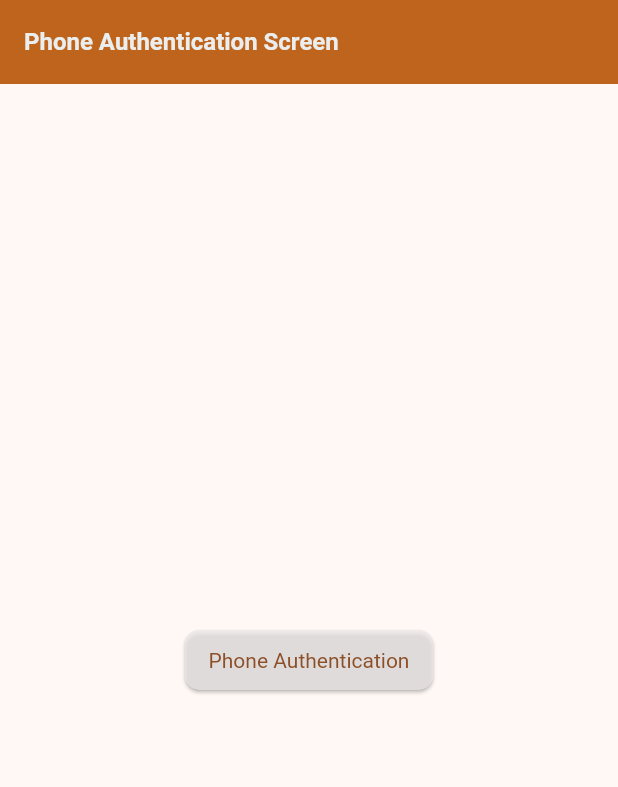
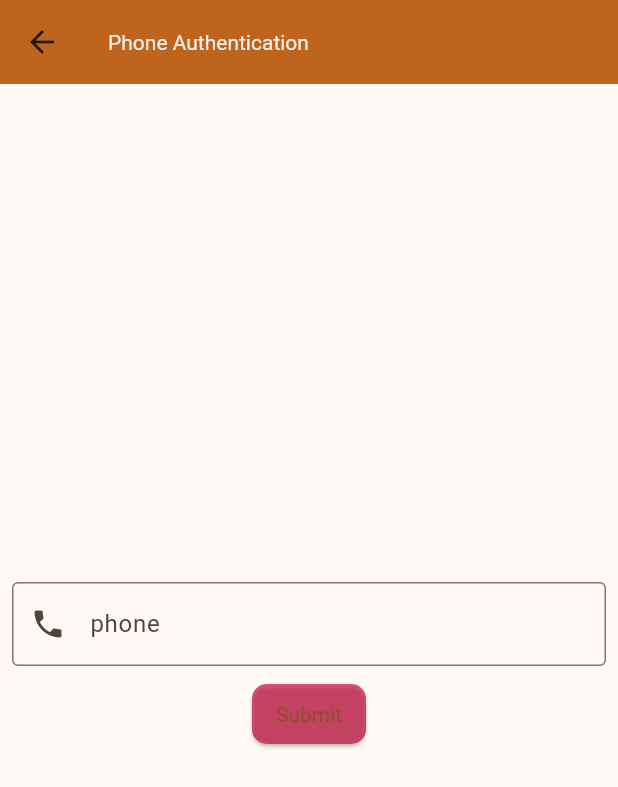
Before and after one commit to vishwanath-91/firebase_authentication, a Flutter app: the screen it shows after launch, after a tap on "Phone Authentication", on a phone screen of 412 x 824 dp. Shown: the top 787 px of the screen. Run offline on Flutter 3.47's test engine with Material 3 defaults, Android fonts, the phone set to English and light mode, and no system bars; our stand-ins replace cloud_firestore, firebase_auth, firebase_core; accounts and stored records are empty.

Commit message:
UI completed successfuly

```diff
--- /dev/null
+++ b/firebase_phone_authentication/lib/Screen/auth_screen.dart
@@ -0,0 +1,28 @@
+import 'package:firebase_phone_authentication/widgets/custom_elevated_button.dart';
+import 'package:flutter/material.dart';
+
+class AuthScreen extends StatefulWidget {
+  const AuthScreen({super.key});
+
+  @override
+  State<AuthScreen> createState() => _AuthScreenState();
+}
+
+class _AuthScreenState extends State<AuthScreen> {
+  @override
+  Widget build(BuildContext context) {
+    return Scaffold(
+      body: Center(
+        child: Column(
+          mainAxisAlignment: MainAxisAlignment.center,
+          children: [
+            CustomElevatedButton(
+              onPressed: () => Navigator.pushNamed(context, 'PhoneAuthScreen'),
+              child: const Text("Phone Authentication"),
+            ),
+          ],
+        ),
+      ),
+    );
+  }
+}
--- a/firebase_phone_authentication/lib/Screen/phone_auth_screen.dart
+++ b/firebase_phone_authentication/lib/Screen/phone_auth_screen.dart
@@ -1,5 +1,5 @@
-import 'package:firebase_phone_authentication/widgets/custom_elevated_button.dart';
-import 'package:firebase_phone_authentication/widgets/custom_text_widgets.dart';
+import 'package:firebase_phone_authentication/Widgets/custom_elevated_button.dart';
+import 'package:firebase_phone_authentication/Widgets/custom_text_form_field.dart';
 import 'package:flutter/material.dart';
 
 class PhoneAuthScreen extends StatefulWidget {
@@ -10,21 +10,27 @@ class PhoneAuthScreen extends StatefulWidget {
 }
 
 class _PhoneAuthScreenState extends State<PhoneAuthScreen> {
+  TextEditingController controller = TextEditingController();
   @override
   Widget build(BuildContext context) {
     return Scaffold(
-      appBar: AppBar(
-        title:
-            const CustomTextWidgets(labelText: "Phone Authentication Screen"),
-      ),
+      appBar: AppBar(title:const Text("Phone Authentication"),),
       body: Center(
         child: Column(
           mainAxisAlignment: MainAxisAlignment.center,
           children: [
-            CustomElevatedButton(
-              onPressed: () {},
-              child: const Text("Phone Authentication"),
+            Padding(
+              padding: const EdgeInsets.all(8.0),
+              child: CustomTextFormField(
+                controller: controller,
+                labelText: 'phone',
+                hintText: 'Phone Number',
+                prefixIcon: Icons.phone,
+              ),
             ),
+            CustomElevatedButton(onPressed: () {
+
+            }, child:const Text('Submit'),),
           ],
         ),
       ),
--- a/firebase_phone_authentication/lib/Utils/custom_colors.dart
+++ b/firebase_phone_authentication/lib/Utils/custom_colors.dart
@@ -2,7 +2,7 @@ import 'dart:ui';
 
 class CustomColors {
   static const primaryColor = Color.fromARGB(235, 184, 87, 9);
-  static const secondaryColor = Color.fromARGB(182, 238, 234, 235);
+  static const secondaryColor = Color.fromARGB(182, 200, 20, 65);
   static const buttonTextColor = Color.fromARGB(255, 236, 231, 236);
   static const appBarTextColor = Color.fromARGB(255, 235, 238, 238);
 }
--- a/firebase_phone_authentication/lib/Widgets/custom_elevated_button.dart
+++ b/firebase_phone_authentication/lib/Widgets/custom_elevated_button.dart
@@ -4,7 +4,7 @@ import 'package:flutter/material.dart';
 class CustomElevatedButton extends StatelessWidget {
   final VoidCallback onPressed;
   final Widget child;
-  final Color color;
+  final Color? color;
   final double borderRadius;
   final EdgeInsetsGeometry padding;
 
@@ -12,9 +12,9 @@ class CustomElevatedButton extends StatelessWidget {
     super.key,
     required this.onPressed,
     required this.child,
-    this.color = CustomColors.secondaryColor,
     this.borderRadius = 8.0,
     this.padding = const EdgeInsets.symmetric(horizontal: 16.0, vertical: 8.0),
+    this.color,
   });
 
   @override
@@ -22,7 +22,7 @@ class CustomElevatedButton extends StatelessWidget {
     return ElevatedButton(
       onPressed: onPressed,
       style: ElevatedButton.styleFrom(
-        backgroundColor: color,
+        backgroundColor: CustomColors.secondaryColor,
         shape: const RoundedRectangleBorder(
           borderRadius: BorderRadius.all(Radius.circular(10)),
         ),
--- a/firebase_phone_authentication/lib/main.dart
+++ b/firebase_phone_authentication/lib/main.dart
@@ -1,7 +1,10 @@
+import 'package:firebase_phone_authentication/Screen/auth_screen.dart';
 import 'package:firebase_phone_authentication/Screen/phone_auth_screen.dart';
 import 'package:firebase_phone_authentication/Utils/keys.dart';
+import 'package:firebase_phone_authentication/provider/phone_auth_provider.dart';
 import 'package:firebase_phone_authentication/utils/custom_colors.dart';
 import 'package:flutter/material.dart';
+import 'package:provider/provider.dart';
 
 void main() {
   runApp(const MyApp());
@@ -13,19 +16,40 @@ class MyApp extends StatelessWidget {
   // This widget is the root of your application.
   @override
   Widget build(BuildContext context) {
-    return MaterialApp(
+    return MultiProvider(
+      providers: [
+        ChangeNotifierProvider(
+          create: (context) => PhoneAuthProvider(),
+        ),
+      ],
+      builder: (context, child) => MaterialApp(
         title: 'Flutter Demo',
         debugShowCheckedModeBanner: false,
         scaffoldMessengerKey: Keys.globalKey,
         theme: ThemeData(
-        colorScheme: ColorScheme.fromSeed(seedColor: CustomColors.primaryColor),
+          colorScheme:
+              ColorScheme.fromSeed(seedColor: CustomColors.primaryColor),
           appBarTheme: const AppBarTheme().copyWith(
             color: CustomColors.primaryColor,
-          titleTextStyle: const TextStyle(color: CustomColors.appBarTextColor),
+            titleTextStyle:
+                const TextStyle(color: CustomColors.appBarTextColor),
           ),
           useMaterial3: true,
         ),
-      home: const PhoneAuthScreen(),
+        onGenerateRoute: (settings) {
+          if (settings.name == '/') {
+            return MaterialPageRoute(
+              builder: (context) => const AuthScreen(),
+            );
+          } else if (settings.name == 'PhoneAuthScreen') {
+            return MaterialPageRoute(
+              builder: (context) => const PhoneAuthScreen(),
+            );
+          } else {
+            return null;
+          }
+        },
+      ),
     );
   }
 }
```
Also changed, not shown: firebase_phone_authentication/lib/Widgets/custom_show_dialog.dart (added, +43 -0 lines), firebase_phone_authentication/lib/Widgets/custom_text_button.dart (+13 -13 lines), firebase_phone_authentication/lib/provider/phone_auth_provider.dart (renamed from firebase_phone_authentication/lib/provider/phome_auth_provider.dart, +25 -1 lines). Lines whose indentation alone changed are shown as unchanged.
